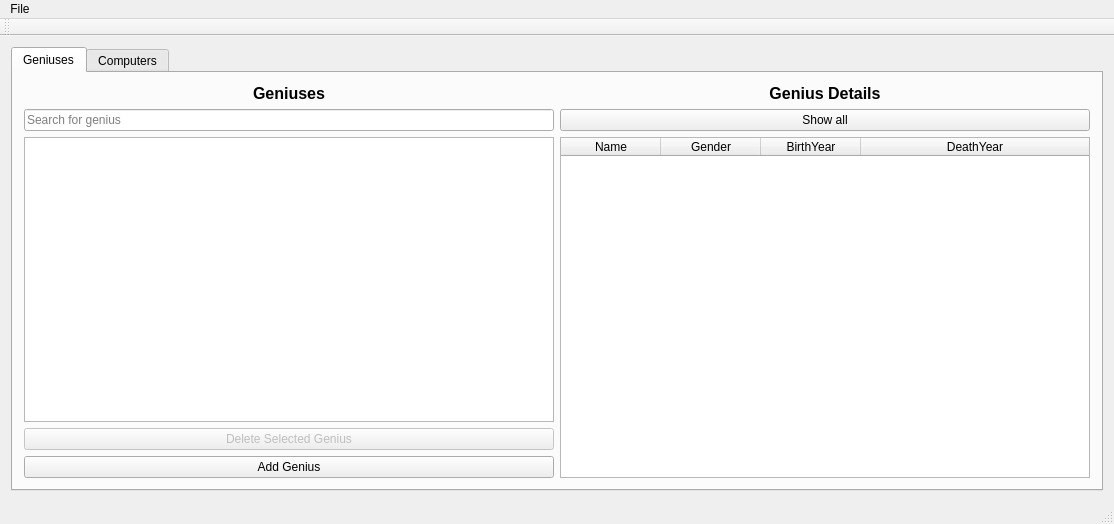
Qt form mainwindow.ui (danielm15/VLN1-2016-Hopur_16) before a commit.
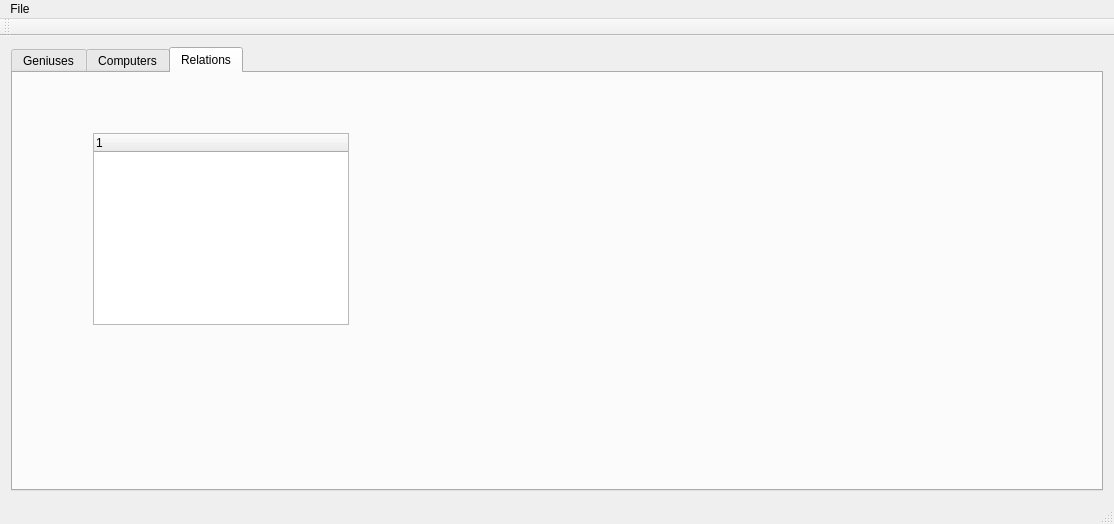
The same form after that commit. Icons and pictures are not drawn.

Commit message: Fixed displayedGeniusDetails vector insert crash

Diff of the .ui file:
```diff
--- a/mainwindow.ui
+++ b/mainwindow.ui
@@ -21,7 +21,7 @@
        <bool>false</bool>
       </property>
       <property name="currentIndex">
-       <number>0</number>
+       <number>2</number>
       </property>
       <widget class="QWidget" name="tabGenius">
        <attribute name="title">
@@ -236,6 +236,26 @@
         </item>
        </layout>
       </widget>
+      <widget class="QWidget" name="tab">
+       <attribute name="title">
+        <string>Relations</string>
+       </attribute>
+       <widget class="QTreeWidget" name="treeWidget">
+        <property name="geometry">
+         <rect>
+          <x>80</x>
+          <y>60</y>
+          <width>256</width>
+          <height>192</height>
+         </rect>
+        </property>
+        <column>
+         <property name="text">
+          <string notr="true">1</string>
+         </property>
+        </column>
+       </widget>
+      </widget>
      </widget>
     </item>
    </layout>
```
Left out of the diff: 2 changed lines with no effect on the pictures. The commit also changes 2 other files.
